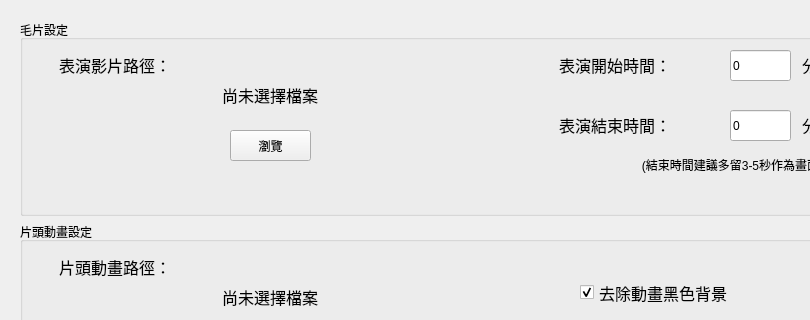
The window that main.ui (Rushyuheng/video_auto_editor) describes before a commit, drawn with Qt 5; both pictures show x 0 to 810 and y 0 to 320 of the 1124 by 859 pixel window.
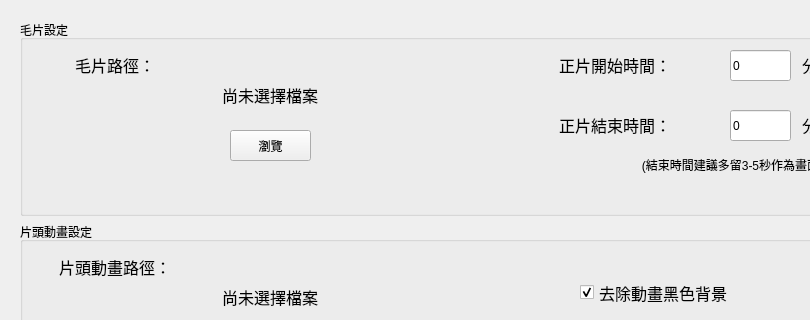
The same window after the commit.

Commit message: ui:show to raw footage

Patch:
```diff
--- a/main.ui
+++ b/main.ui
@@ -56,7 +56,7 @@
         </font>
        </property>
        <property name="text">
-        <string>表演結束時間：</string>
+        <string>正片結束時間：</string>
        </property>
        <property name="alignment">
         <set>Qt::AlignCenter</set>
@@ -224,7 +224,7 @@
         </font>
        </property>
        <property name="text">
-        <string>表演影片路徑：</string>
+        <string>毛片路徑：</string>
        </property>
        <property name="alignment">
         <set>Qt::AlignCenter</set>
@@ -245,7 +245,7 @@
         </font>
        </property>
        <property name="text">
-        <string>表演開始時間：</string>
+        <string>正片開始時間：</string>
        </property>
        <property name="textFormat">
         <enum>Qt::PlainText</enum>
```
